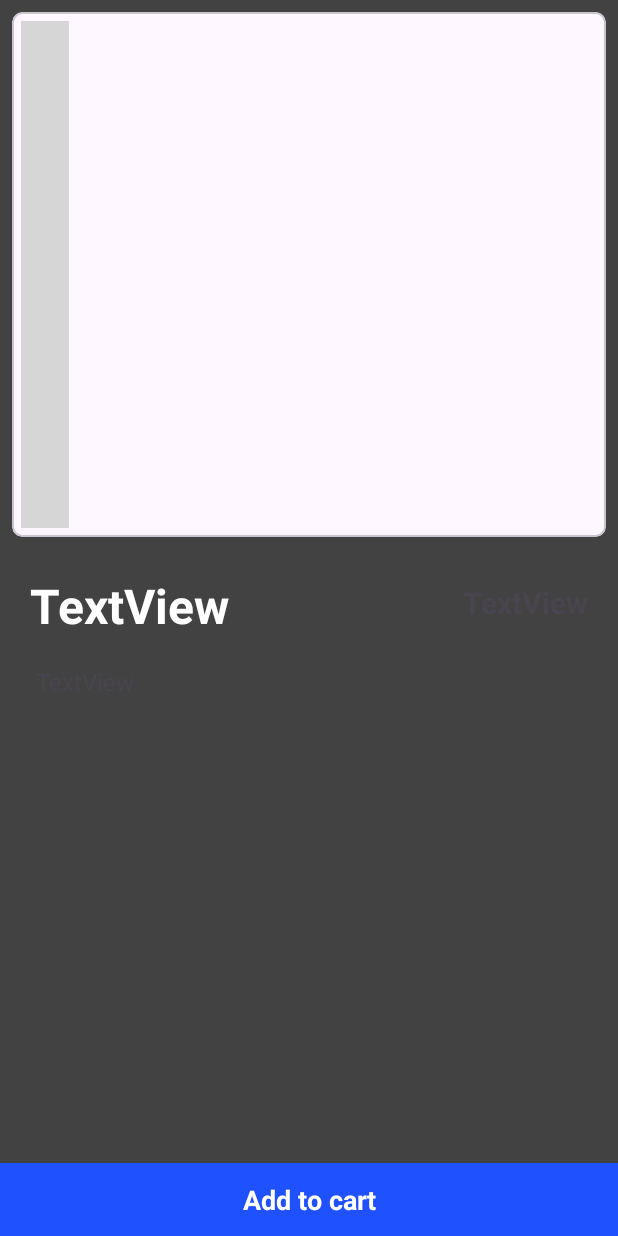
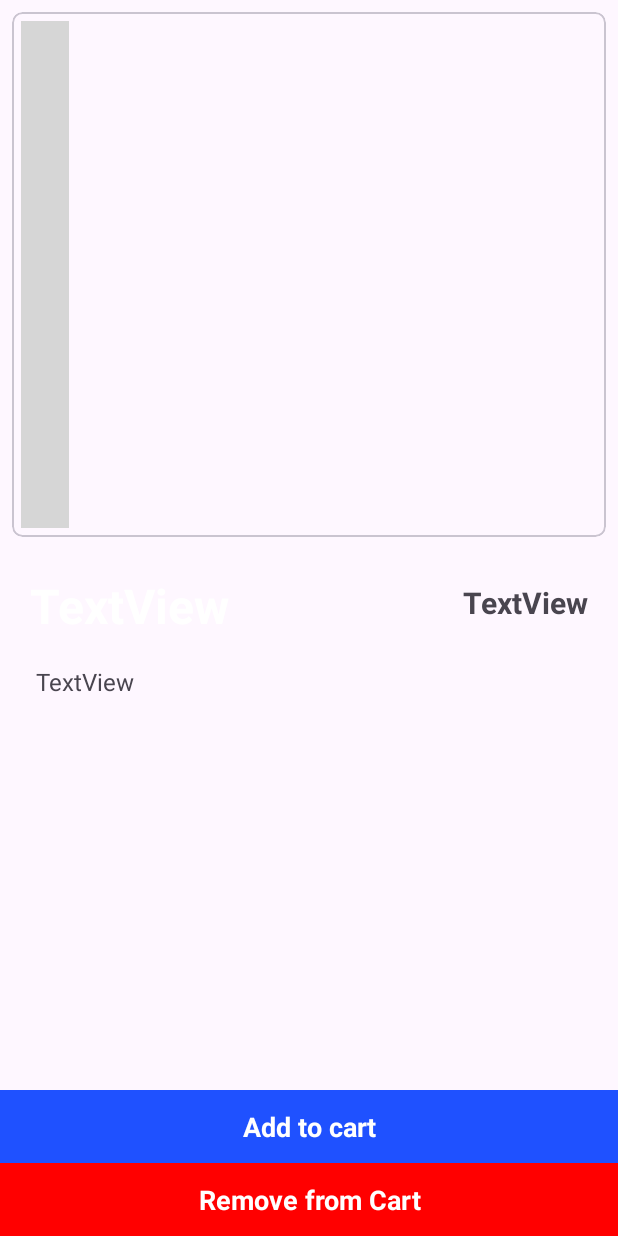
Before and after one commit to ashwanisanuraj/E-Commerce, an Android app: the ProductDetailActivity screen opened directly, with no data from a screen before it, on a phone screen of 412 x 824 dp. Run offline under Robolectric (Android 15) with nearby library versions, the phone set to English and light mode, and no system bars; our stand-ins replace Firebase (no records; nobody signed in at launch, a user with empty details on screens opened directly); libraries missing offline, so code that uses them is left out: com.denzcoskun.imageslider; plain views replace ImageSlider; 1 statement that could not run was skipped; grey boxes are pictures that could not be loaded.

Commit message:
version 2.3 - Changed main page background - Changed Category View - Changed Item in Category View - Added caterogy name in category list - Home page ui update

```diff
--- a/app/src/main/res/layout/activity_product_detail.xml
+++ b/app/src/main/res/layout/activity_product_detail.xml
@@ -3,7 +3,6 @@
     xmlns:app="http://schemas.android.com/apk/res-auto"
     xmlns:tools="http://schemas.android.com/tools"
     android:id="@+id/main"
-    android:background="#424242"
     android:layout_width="match_parent"
     android:layout_height="match_parent"
     tools:context=".activity.ProductDetailActivity">
@@ -80,7 +79,7 @@
         android:layout_width="0dp"
         android:layout_height="wrap_content"
         android:text="Add to cart"
-        app:layout_constraintBottom_toBottomOf="parent"
+        app:layout_constraintBottom_toTopOf="@id/tv22"
         app:layout_constraintEnd_toEndOf="parent"
         app:layout_constraintStart_toStartOf="parent"
         android:background="@color/colorPrimary"
@@ -89,6 +88,22 @@
         android:textStyle="bold"
         android:textColor="@color/white"
         android:gravity="center"
+        />
 
-        />
+    <TextView
+        android:id="@+id/tv22"
+        android:layout_width="0dp"
+        android:layout_height="wrap_content"
+        android:background="@color/colorPrimary"
+        android:backgroundTint="@color/red"
+        android:gravity="center"
+        android:padding="12dp"
+        android:text="Remove from Cart"
+        android:textColor="@color/white"
+        android:textSize="18sp"
+        android:textStyle="bold"
+        app:layout_constraintBottom_toBottomOf="parent"
+        app:layout_constraintEnd_toEndOf="parent"
+        app:layout_constraintStart_toStartOf="@id/textView7" />
+
 </androidx.constraintlayout.widget.ConstraintLayout>
```
